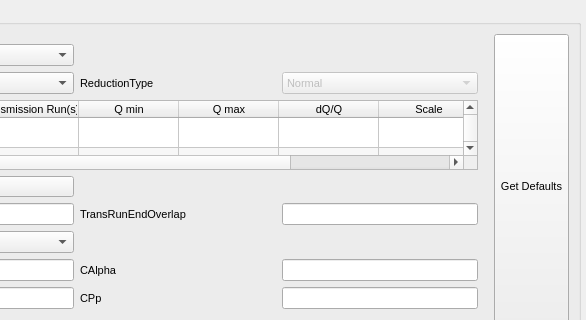
Before: the Qt Designer form qt/scientific_interfaces/ISISReflectometry/ReflSettingsWidget.ui in mantidproject/mantid, drawn with Qt 5; both pictures show x 272 to 858 and y 0 to 320 of the 858 by 679 pixel window.
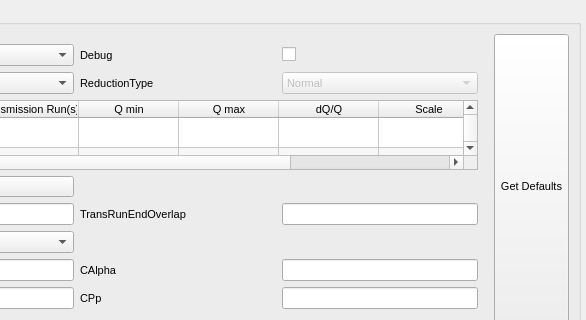
After: the same form once the commit is applied.

Commit message: Add Debug option to the GUI. Re #22259.

Patch:
```diff
--- a/qt/scientific_interfaces/ISISReflectometry/ReflSettingsWidget.ui
+++ b/qt/scientific_interfaces/ISISReflectometry/ReflSettingsWidget.ui
@@ -408,6 +408,20 @@
           </property>
          </widget>
         </item>
+        <item row="0" column="2">
+         <widget class="QLabel" name="label">
+          <property name="text">
+           <string>Debug</string>
+          </property>
+         </widget>
+        </item>
+        <item row="0" column="3">
+         <widget class="QCheckBox" name="debugCheckBox">
+          <property name="text">
+           <string/>
+          </property>
+         </widget>
+        </item>
        </layout>
       </item>
       <item>
```
Left out of the diff: 33 changed lines with no effect on the pictures. The commit also changes 5 other files.
